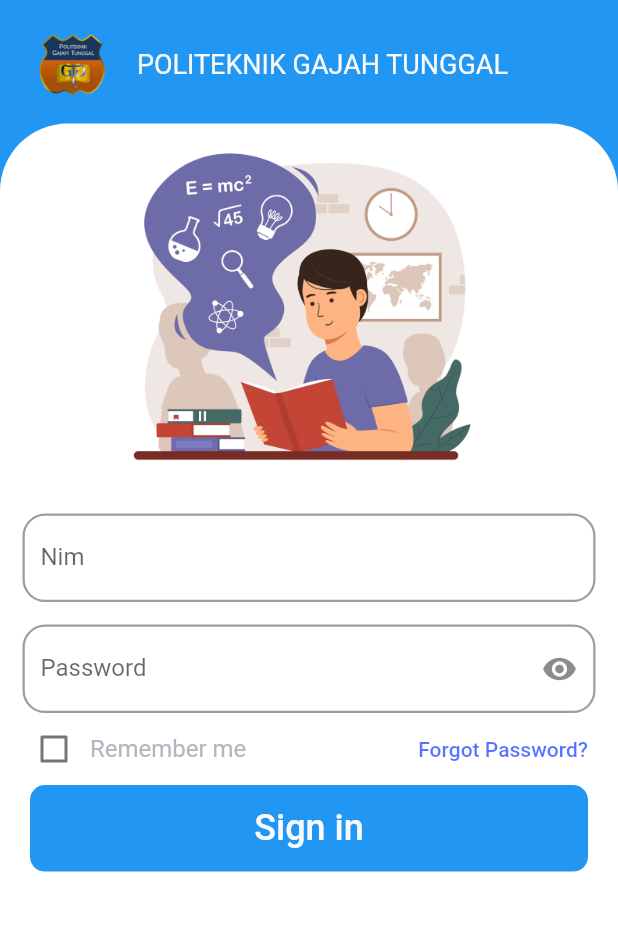
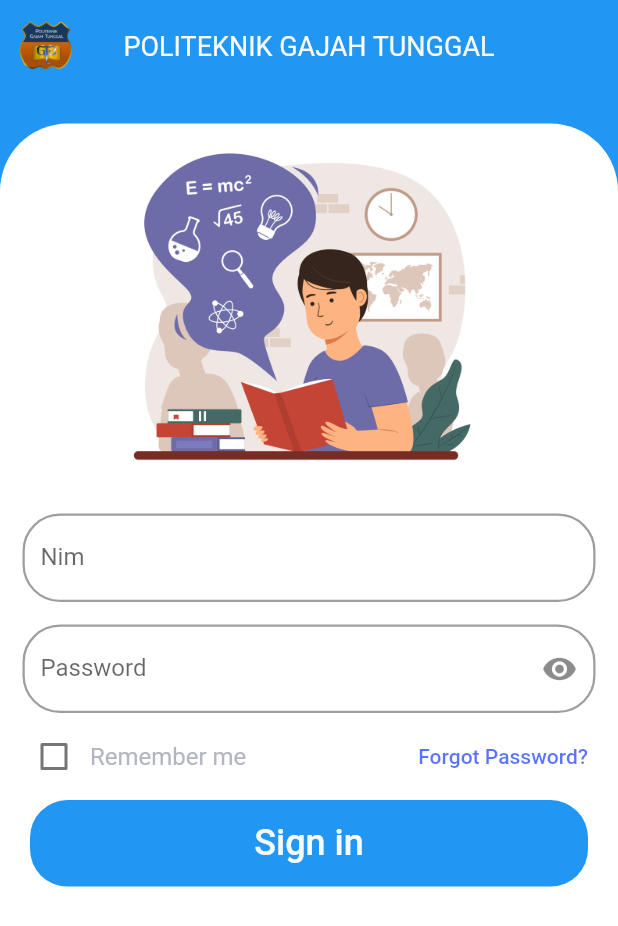
Before and after one commit to rafliyudistira/poltekgt_akademik, a Flutter app: the screen it shows after launch, on a phone screen of 412 x 824 dp. Shown: the top 926 px of the screen. Run offline on Flutter 3.47's test engine with Material 2 defaults, Android fonts, the phone set to English and light mode, and no system bars; our stand-ins replace go_router.

```diff
--- a/lib/screen/content/Home/content/profile/profilemhs.dart
+++ b/lib/screen/content/Home/content/profile/profilemhs.dart
@@ -8,7 +8,7 @@ class ProfileMHS extends StatelessWidget {
     return Scaffold(
       appBar: AppBar(title: Text('Profile')),
       body: Column(
-        children: [],
+        children: [Center(child: Text('PROFILE'))],
       ),
     );
   }
--- a/lib/screen/content/auth/loginpage.dart
+++ b/lib/screen/content/auth/loginpage.dart
@@ -61,12 +61,12 @@ class _LoginMHSState extends State<LoginMHS> {
                             borderSide:
                                 BorderSide(width: 1.5, color: Colors.blue),
                             borderRadius:
-                                BorderRadius.all(Radius.circular(15))),
+                                BorderRadius.all(Radius.circular(25))),
                         enabledBorder: OutlineInputBorder(
                             borderSide:
                                 BorderSide(width: 1.5, color: Colors.grey),
                             borderRadius:
-                                BorderRadius.all(Radius.circular(15))),
+                                BorderRadius.all(Radius.circular(25))),
                       ),
                     ),
                   ),
@@ -106,16 +106,16 @@ class _LoginMHSState extends State<LoginMHS> {
                             borderSide:
                                 BorderSide(width: 1.5, color: Colors.blue),
                             borderRadius:
-                                BorderRadius.all(Radius.circular(15))),
+                                BorderRadius.all(Radius.circular(25))),
                         enabledBorder: OutlineInputBorder(
                             borderSide:
                                 BorderSide(width: 1.5, color: Colors.grey),
                             borderRadius:
-                                BorderRadius.all(Radius.circular(15))),
+                                BorderRadius.all(Radius.circular(25))),
                       ),
                     ),
                   ),
-
+                  SizedBox(height: 5),
                   Row(
                     mainAxisAlignment: MainAxisAlignment.spaceBetween,
                     children: [
@@ -134,6 +134,7 @@ class _LoginMHSState extends State<LoginMHS> {
                       ),
                     ],
                   ),
+                  SizedBox(height: 5),
                   InkWell(
                     onTap: () {
                       context.goNamed('home');
@@ -146,7 +147,7 @@ class _LoginMHSState extends State<LoginMHS> {
                       decoration: BoxDecoration(
                           color: Colors.blue,
                           borderRadius:
-                              const BorderRadius.all(Radius.circular(10))),
+                              const BorderRadius.all(Radius.circular(25))),
                       child: Center(
                         child: Text(
                           "Sign in",
@@ -361,23 +362,28 @@ class TopSginin extends StatelessWidget {
 
   @override
   Widget build(BuildContext context) {
-    return Container(
-      margin: const EdgeInsets.only(top: 15, left: 20),
+    return Padding(
+      padding: const EdgeInsets.all(8.0),
       child: Row(
-        mainAxisAlignment: MainAxisAlignment.start,
-        crossAxisAlignment: CrossAxisAlignment.center,
+        mainAxisAlignment: MainAxisAlignment.spaceBetween,
+        // crossAxisAlignment: CrossAxisAlignment.center,
         children: [
           Image.asset(
             'assets/image/poltekgt.png',
-            scale: 4,
+            scale: 5,
           ),
-          const SizedBox(
-            width: 15,
+          // const SizedBox(
+          //   width: 15,
+          // ),
+          Text(
+            "POLITEKNIK GAJAH TUNGGAL",
+            style: TextStyle(color: whiteshade, fontSize: 18),
           ),
-          Text(
-            "POLITEKNIK GAJAH TUNGGAL ",
-            style: TextStyle(color: whiteshade, fontSize: 18),
-          )
+          Image.asset(
+            'assets/image/poltekgt.png',
+            scale: 5,
+            color: Colors.transparent,
+          ),
         ],
       ),
     );
--- a/lib/screen/route/routing.dart
+++ b/lib/screen/route/routing.dart
@@ -1,4 +1,5 @@
 import 'package:go_router/go_router.dart';
+import 'package:sisfo_pgt/screen/content/Home/content/profile/profilemhs.dart';
 import 'package:sisfo_pgt/screen/content/Home/mainmenu.dart';
 import 'package:sisfo_pgt/screen/content/auth/loginpage.dart';
 
@@ -7,9 +8,15 @@ class AppRoute {
     GoRoute(
         path: "/login", name: 'login', builder: (context, state) => LoginMHS()),
     GoRoute(
-      path: '/home',
-      name: 'home',
-      builder: (context, state) => MainMenu(),
-    )
+        path: '/home',
+        name: 'home',
+        builder: (context, state) => MainMenu(),
+        routes: [
+          GoRoute(
+            path: 'profile',
+            name: 'profile',
+            builder: (context, state) => ProfileMHS(),
+          )
+        ])
   ], initialLocation: "/login", routerNeglect: true);
 }
--- a/pubspec.yaml
+++ b/pubspec.yaml
@@ -33,6 +33,8 @@ dependencies:
     sdk: flutter
   go_router: ^6.2.0
   intl: ^0.18.0
+  http: ^0.13.5
+  fluttertoast: ^8.2.1
 
   # The following adds the Cupertino Icons font to your application.
   # Use with the CupertinoIcons class for iOS style icons.
```
Also changed, not shown: lib/screen/content/Home/mainmenu.dart (+36 -20 lines), pubspec.lock.
